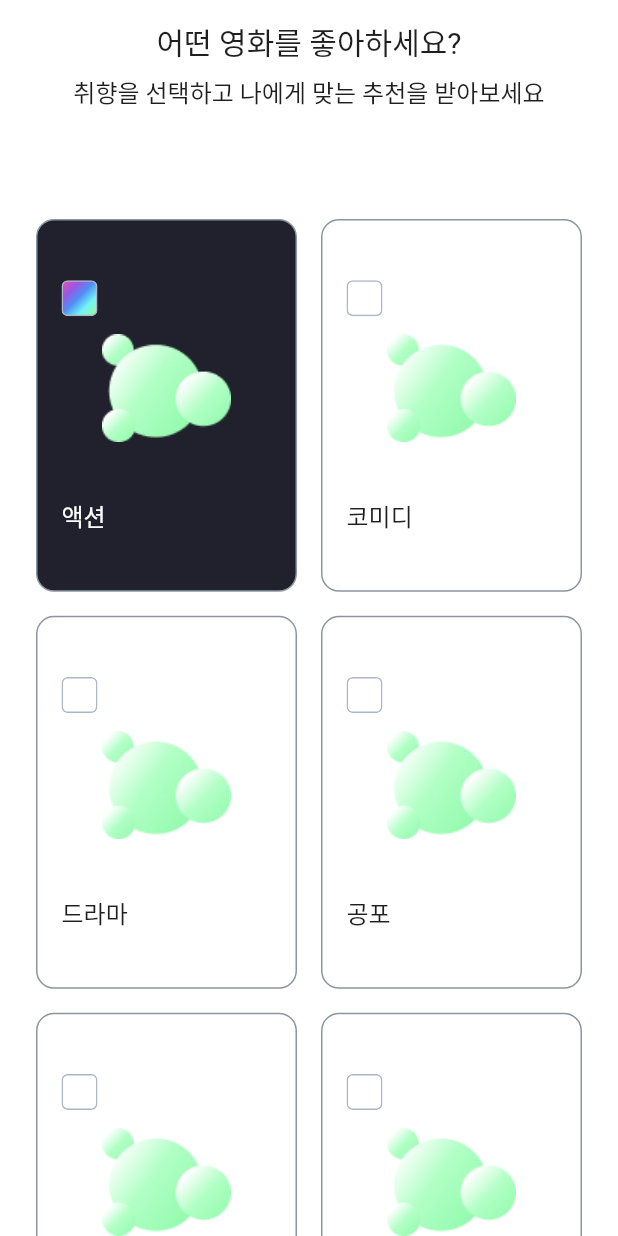
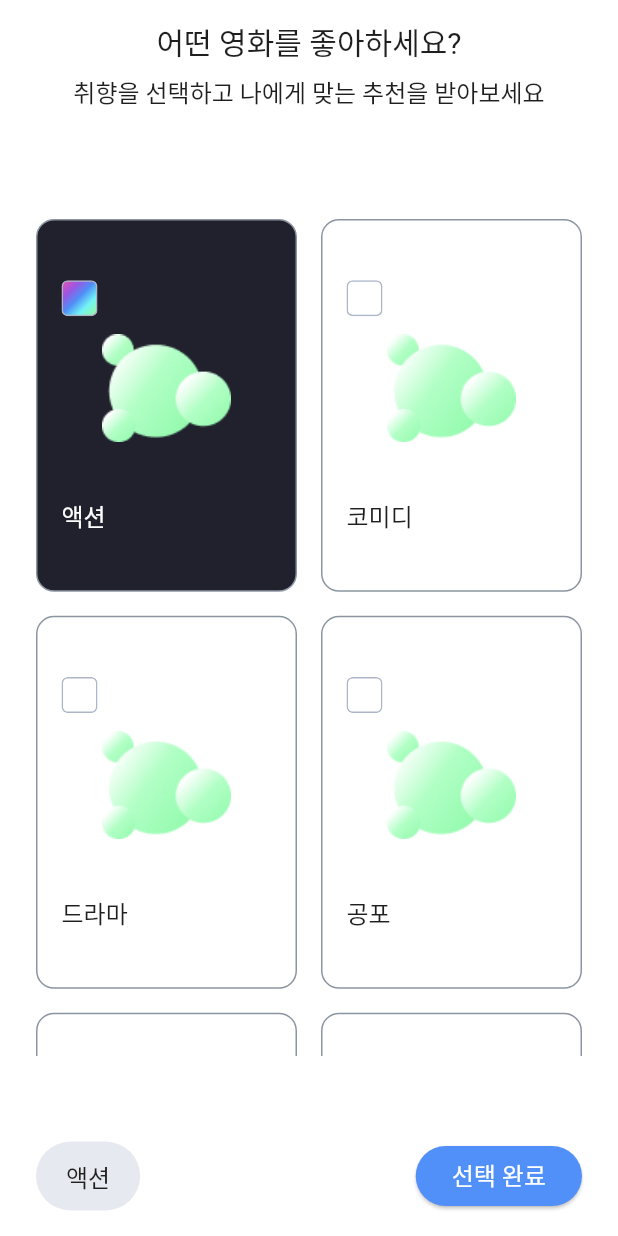
Before and after one commit to KoreanTuna/Bloc-Deep-Dive, a Flutter app: the OnBoardScreen screen opened by its route, after a tap on "액션", on a phone screen of 412 x 824 dp. Run offline on Flutter 3.47's test engine with Material 3 defaults, Android fonts, the phone set to English and light mode, and no system bars; our stand-ins replace bloc_concurrency, dio, equatable, flutter_bloc, flutter_dotenv, flutter_hooks and 10 more; missing offline and left inert: flutter_scroll_shadow; accounts and stored records are empty; generated files the repository leaves out were written again; Roboto replaces fonts that are missing (Jalnan, Pretendard).

Commit message:
버튼 제출 이벤트 추가

```diff
--- a/lib/presentation/on_board/presentation/bloc/on_board_bloc.dart
+++ b/lib/presentation/on_board/presentation/bloc/on_board_bloc.dart
@@ -25,6 +25,6 @@ class OnBoardBloc extends Bloc<OnBoardEvent, OnBoardState> {
   }
 
   void _onSubmitOnBoard(SubmitOnBoardEvent event, Emitter<OnBoardState> emit) {
-    // Handle submission logic here
+    emit(state.copyWith(isSubmitted: true));
   }
 }
--- a/lib/presentation/on_board/presentation/bloc/on_board_event.dart
+++ b/lib/presentation/on_board/presentation/bloc/on_board_event.dart
@@ -24,10 +24,8 @@ class DeselectGenreEvent extends OnBoardEvent {
 }
 
 class SubmitOnBoardEvent extends OnBoardEvent {
-  final List<FavoriteGenre> selectedGenres;
-
-  SubmitOnBoardEvent(this.selectedGenres);
+  SubmitOnBoardEvent();
 
   @override
-  List<Object?> get props => [selectedGenres];
+  List<Object?> get props => [];
 }
--- a/lib/presentation/on_board/presentation/bloc/on_board_state.dart
+++ b/lib/presentation/on_board/presentation/bloc/on_board_state.dart
@@ -2,15 +2,23 @@ part of 'on_board_bloc.dart';
 
 class OnBoardState extends Equatable {
   final List<FavoriteGenre> selectedGenres;
+  final bool isSubmitted;
 
-  const OnBoardState({this.selectedGenres = const []});
+  const OnBoardState({
+    this.selectedGenres = const [],
+    this.isSubmitted = false,
+  });
 
   @override
-  List<Object?> get props => [selectedGenres];
+  List<Object?> get props => [selectedGenres, isSubmitted];
 
-  OnBoardState copyWith({List<FavoriteGenre>? selectedGenres}) {
+  OnBoardState copyWith({
+    List<FavoriteGenre>? selectedGenres,
+    bool? isSubmitted,
+  }) {
     return OnBoardState(
       selectedGenres: selectedGenres ?? this.selectedGenres,
+      isSubmitted: isSubmitted ?? this.isSubmitted,
     );
   }
 }
--- a/lib/presentation/on_board/presentation/on_board_screen.dart
+++ b/lib/presentation/on_board/presentation/on_board_screen.dart
@@ -3,11 +3,14 @@ import 'package:bloc_deep_dive/presentation/on_board/data/models/favorite_genre_
 import 'package:bloc_deep_dive/presentation/on_board/presentation/bloc/on_board_bloc.dart';
 import 'package:bloc_deep_dive/presentation/on_board/presentation/widget/genre_card.dart';
 import 'package:bloc_deep_dive/presentation/widget/base/base_screen.dart';
+import 'package:bloc_deep_dive/router/router_path.dart';
 import 'package:bloc_deep_dive/theme/color_style.dart';
 import 'package:bloc_deep_dive/theme/text_style.dart';
+import 'package:bloc_deep_dive/util/logger.dart';
 import 'package:flutter/material.dart';
 import 'package:flutter_bloc/flutter_bloc.dart';
 import 'package:flutter_scroll_shadow/flutter_scroll_shadow.dart';
+import 'package:go_router/go_router.dart';
 
 class OnBoardScreen extends BaseScreen {
   const OnBoardScreen({super.key});
@@ -16,6 +19,23 @@ class OnBoardScreen extends BaseScreen {
   Widget buildScreen(BuildContext context) {
     return BlocProvider(
       create: (_) => OnBoardBloc(),
+      child: BlocListener<OnBoardBloc, OnBoardState>(
+        listenWhen: (previous, current) {
+          logger.d(
+            'OnBoardBloc 상태 변경: 이전 상태: $previous, 현재 상태: $current',
+          );
+          return previous.isSubmitted != current.isSubmitted;
+        },
+
+        /// OnBoardBloc의 isSubmitted 상태가 변경되었을 때만 실행
+        listener: (context, state) {
+          if (state.isSubmitted) {
+            logger.d(
+              '선택된 장르: ${context.read<OnBoardBloc>().state.selectedGenres}',
+            );
+            context.goNamed(RouterPath.home);
+          }
+        },
         child: SizedBox(
           width: context.screenSize.width,
           child: Column(
@@ -52,7 +72,8 @@ class OnBoardScreen extends BaseScreen {
                       horizontal: 24,
                       vertical: 16,
                     ),
-                  gridDelegate: const SliverGridDelegateWithFixedCrossAxisCount(
+                    gridDelegate:
+                        const SliverGridDelegateWithFixedCrossAxisCount(
                           crossAxisCount: 2,
                           mainAxisSpacing: 16,
                           crossAxisSpacing: 16,
@@ -62,7 +83,8 @@ class OnBoardScreen extends BaseScreen {
                     itemBuilder: (context, index) {
                       final genre = FavoriteGenre.values[index];
                       return BlocSelector<OnBoardBloc, OnBoardState, bool>(
-                      selector: (state) => state.selectedGenres.contains(genre),
+                        selector:
+                            (state) => state.selectedGenres.contains(genre),
                         builder: (context, isSelected) {
                           return GenreCard(
                             onTap: (_) {
@@ -85,7 +107,105 @@ class OnBoardScreen extends BaseScreen {
                   ),
                 ),
               ),
+              SizedBox(
+                height: 80,
+                child: Padding(
+                  padding: const EdgeInsets.symmetric(horizontal: 24),
+                  child: Row(
+                    mainAxisAlignment: MainAxisAlignment.spaceBetween,
+                    children: [
+                      /// 선택된 장르를 보여주는 영역
+                      BlocSelector<
+                        OnBoardBloc,
+                        OnBoardState,
+                        List<FavoriteGenre>
+                      >(
+                        selector: (state) => state.selectedGenres,
+                        builder: (context, selectedGenres) {
+                          /// 2개 이상인 경우는 +1 과 같이 표시
+                          List<FavoriteGenre> filteredGenres = List.from(
+                            selectedGenres,
+                          );
+                          if (filteredGenres.length > 2) {
+                            filteredGenres = filteredGenres.take(2).toList();
+                          }
+                          return Row(
+                            children: [
+                              Row(
+                                children: filteredGenres
+                                    .map((genre) {
+                                      return Padding(
+                                        padding: const EdgeInsets.only(
+                                          right: 8,
+                                        ),
+                                        child: Container(
+                                          padding: const EdgeInsets.symmetric(
+                                            horizontal: 20,
+                                            vertical: 12,
+                                          ),
+                                          decoration: BoxDecoration(
+                                            color: ColorStyle.coolGray300
+                                                .withValues(alpha: 0.3),
+                                            borderRadius: BorderRadius.circular(
+                                              48,
+                                            ),
+                                          ),
+                                          child: Text(
+                                            genre.korean,
+                                            style: TextStyle().body1.copyWith(),
+                                          ),
+                                        ),
+                                      );
+                                    })
+                                    .toList(growable: false),
+                              ),
+                              if (selectedGenres.length > 2)
+                                Text(
+                                  '+${selectedGenres.length - 2}',
+                                  style: TextStyle().body1.copyWith(
+                                    color: ColorStyle.coolGray500,
+                                  ),
+                                ),
                             ],
+                          );
+                        },
+                      ),
+                      BlocSelector<OnBoardBloc, OnBoardState, bool>(
+                        selector: (state) => state.selectedGenres.isNotEmpty,
+                        builder: (context, isEnabled) {
+                          return ElevatedButton(
+                            style: ElevatedButton.styleFrom(
+                              backgroundColor:
+                                  isEnabled
+                                      ? ColorStyle.primary500
+                                      : ColorStyle.coolGray300,
+                            ),
+                            onPressed:
+                                isEnabled
+                                    ? () {
+                                      context.read<OnBoardBloc>().add(
+                                        SubmitOnBoardEvent(),
+                                      );
+                                    }
+                                    : null,
+                            child: Text(
+                              '선택 완료',
+                              style: TextStyle().body1.copyWith(
+                                color:
+                                    isEnabled
+                                        ? Colors.white
+                                        : ColorStyle.coolGray500,
+                              ),
+                            ),
+                          );
+                        },
+                      ),
+                    ],
+                  ),
+                ),
+              ),
+            ],
+          ),
         ),
       ),
     );
```
Lines whose indentation alone changed are shown as unchanged.
